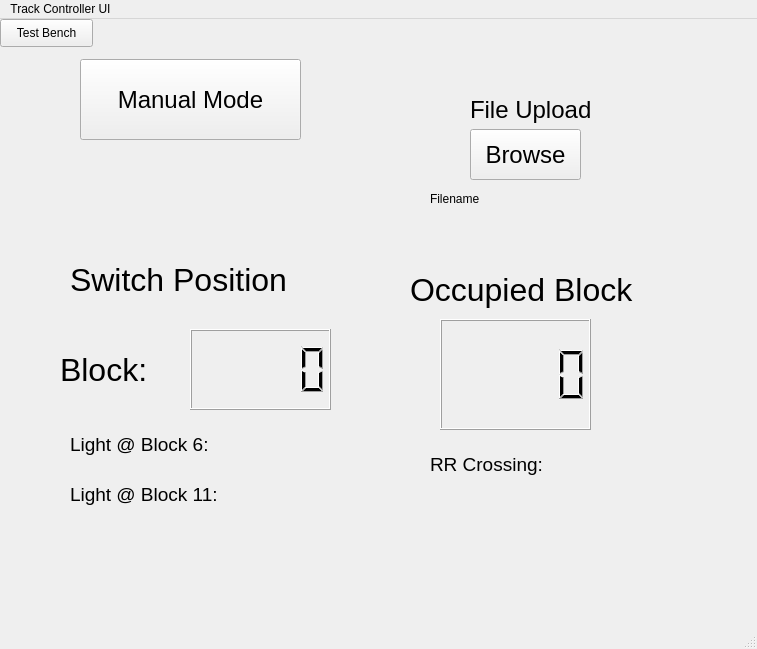
First picture: the form in Track_Controller_SW/track_controller.ui, repository LucasZ99/ECE1140SystemsEngineeringProject, before the edit.
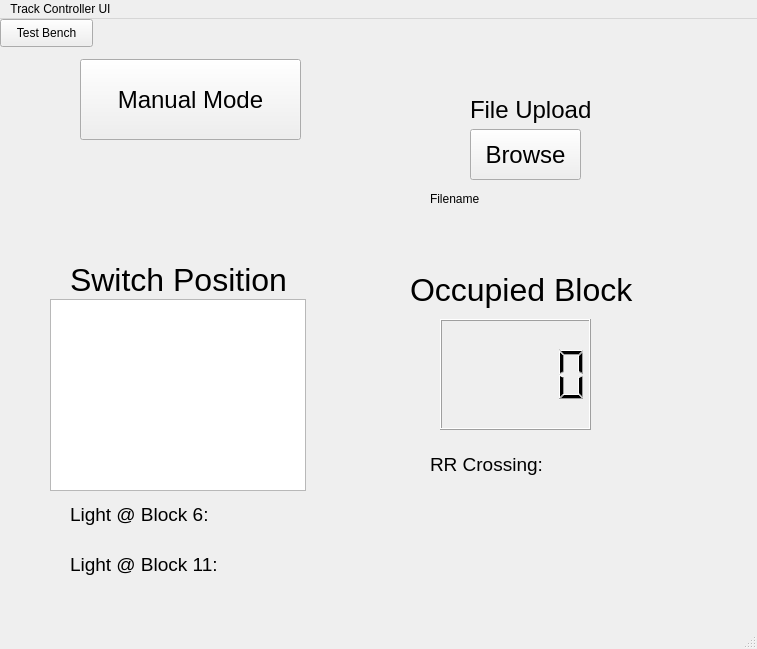
Second picture: the form after the edit.

Commit message: Functionality for switch (hard coded index value for now), functionality for block occupancy from TB

The edit to the form file:
```diff
--- a/Track_Controller_SW/track_controller.ui
+++ b/Track_Controller_SW/track_controller.ui
@@ -194,51 +194,11 @@
      <string>Switch Position</string>
     </property>
    </widget>
-   <widget class="QLabel" name="switch_block">
-    <property name="geometry">
-     <rect>
-      <x>60</x>
-      <y>300</y>
-      <width>121</width>
-      <height>101</height>
-     </rect>
-    </property>
-    <property name="minimumSize">
-     <size>
-      <width>121</width>
-      <height>101</height>
-     </size>
-    </property>
-    <property name="font">
-     <font>
-      <pointsize>24</pointsize>
-     </font>
-    </property>
-    <property name="text">
-     <string>Block:</string>
-    </property>
-   </widget>
-   <widget class="QLCDNumber" name="switch_block_number">
-    <property name="geometry">
-     <rect>
-      <x>190</x>
-      <y>310</y>
-      <width>141</width>
-      <height>81</height>
-     </rect>
-    </property>
-    <property name="minimumSize">
-     <size>
-      <width>141</width>
-      <height>81</height>
-     </size>
-    </property>
-   </widget>
    <widget class="QLabel" name="light_block_6">
     <property name="geometry">
      <rect>
       <x>70</x>
-      <y>410</y>
+      <y>480</y>
       <width>231</width>
       <height>31</height>
      </rect>
@@ -262,7 +222,7 @@
     <property name="geometry">
      <rect>
       <x>70</x>
-      <y>460</y>
+      <y>530</y>
       <width>231</width>
       <height>31</height>
      </rect>
@@ -319,6 +279,16 @@
      <string>Test Bench</string>
     </property>
    </widget>
+   <widget class="QListWidget" name="switch_list_widget">
+    <property name="geometry">
+     <rect>
+      <x>50</x>
+      <y>280</y>
+      <width>256</width>
+      <height>192</height>
+     </rect>
+    </property>
+   </widget>
   </widget>
   <widget class="QMenuBar" name="menubar">
    <property name="geometry">
```
Left out of the diff: 2 changed lines with no effect on the pictures. The commit also changes 7 other files.
